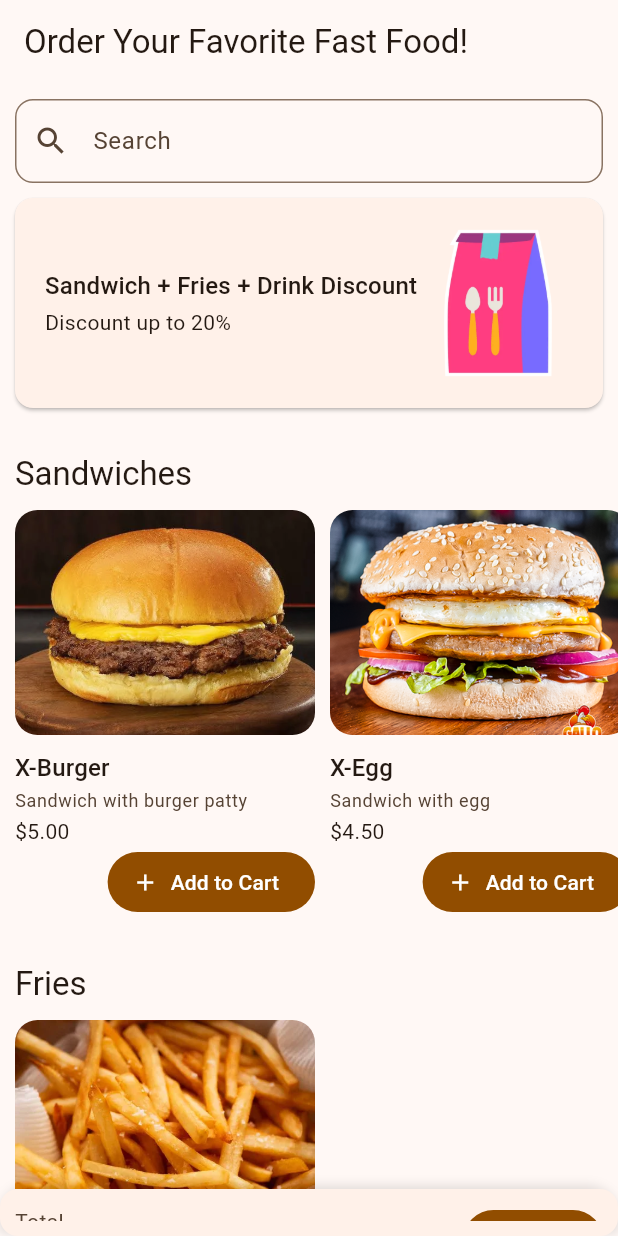
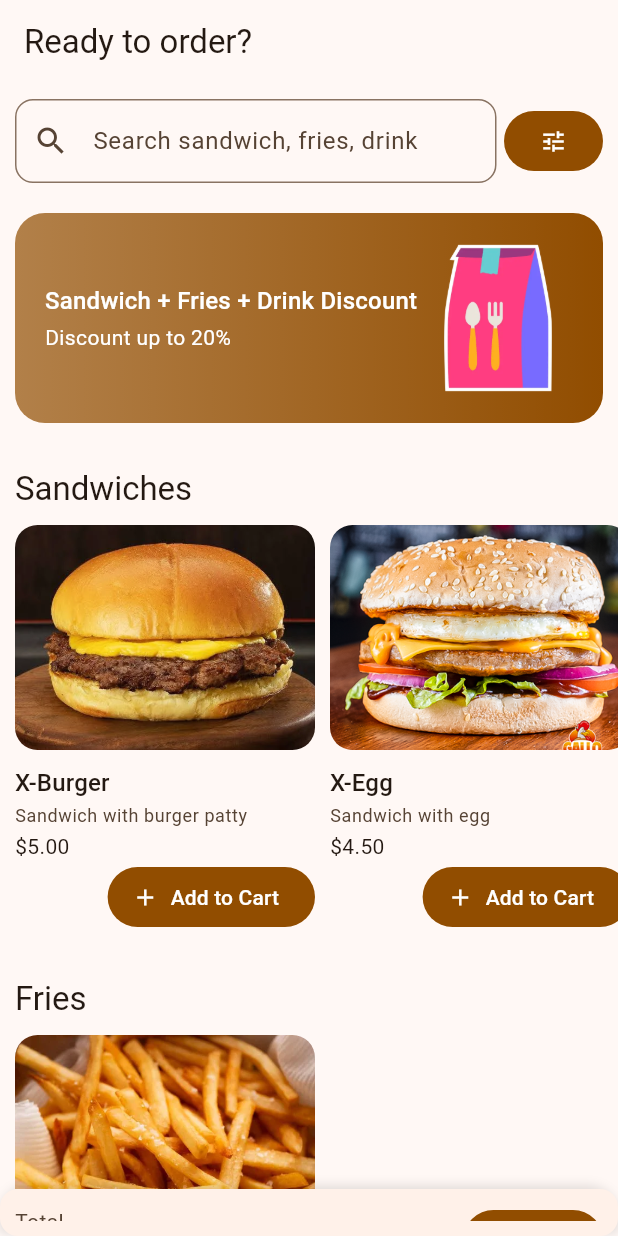
Before and after one commit to cecruzbrito/bom_hamburguer, a Flutter app: the screen it shows after launch, after a tap on "Add to Cart", on a phone screen of 412 x 824 dp. Run offline on Flutter 3.47's test engine with Material 3 defaults, Android fonts, the phone set to English and light mode, and no system bars; drawn by our look-alikes of widget_and_text_animator; our stand-ins replace dartz, equatable, flutter_bloc, go_router.

Commit message:
(fix) slider

```diff
--- a/lib/core/widgets/error/core_error_widget.dart
+++ b/lib/core/widgets/error/core_error_widget.dart
@@ -1,5 +1,6 @@
 // ignore_for_file: public_member_api_docs, sort_constructors_first
 import 'package:flutter/material.dart';
+import 'package:widget_and_text_animator/widget_and_text_animator.dart';
 
 import '../../mixins/padding/padding_app.dart';
 
@@ -19,7 +20,10 @@ class CoreErrorWidget extends StatelessWidget with PaddingApp {
           crossAxisAlignment: CrossAxisAlignment.center,
           mainAxisAlignment: MainAxisAlignment.center,
           children: [
-            Image.asset(type.asset, height: 100, width: 100),
+            WidgetAnimator(
+              incomingEffect: WidgetTransitionEffects.incomingScaleUp(),
+              child: Image.asset(type.asset, height: 100, width: 100),
+            ),
             Text(title, style: Theme.of(context).textTheme.headlineMedium),
             Text(desc, style: Theme.of(context).textTheme.bodyMedium, textAlign: TextAlign.center),
             if (button != null)
--- a/lib/core/widgets/snack_bars/core_snack_bars.dart
+++ b/lib/core/widgets/snack_bars/core_snack_bars.dart
@@ -4,13 +4,13 @@ import 'package:flutter/material.dart';
 class CoreSnackBars {
   static success(String msg) async {
     if (scaffoldMessengerKey.currentState == null) return;
-    await Future.delayed(Duration(milliseconds: 300));
+    await Future.delayed(Duration(milliseconds: 500));
 
     return scaffoldMessengerKey.currentState!.showSnackBar(
       SnackBar(
         behavior: SnackBarBehavior.floating,
         elevation: 10,
-        duration: Duration(seconds: 1),
+        duration: Duration(seconds: 2),
         content: Row(
           spacing: 10,
           children: [
@@ -24,7 +24,7 @@ class CoreSnackBars {
 
   static error(String msg) async {
     if (scaffoldMessengerKey.currentState == null) return;
-    await Future.delayed(Duration(milliseconds: 300));
+    await Future.delayed(Duration(seconds: 2));
     return scaffoldMessengerKey.currentState!.showSnackBar(
       SnackBar(
         behavior: SnackBarBehavior.floating,
--- a/lib/main.dart
+++ b/lib/main.dart
@@ -27,7 +27,8 @@ class MyApp extends StatelessWidget {
     return MaterialApp.router(
       scaffoldMessengerKey: scaffoldMessengerKey,
       routerConfig: AppRouter.router,
-      title: 'Flutter Demo',
+      title: 'Bom Hamburguer',
+      themeMode: ThemeMode.system,
       darkTheme: customTheme.dark(),
       theme: customTheme.light(),
     );
--- a/lib/menu/presentation/home/bloc/home_bloc.dart
+++ b/lib/menu/presentation/home/bloc/home_bloc.dart
@@ -18,6 +18,7 @@ class HomeBloc extends Bloc<HomeEvent, HomeState> {
   final MenuUsecaseGetProducts _usecaseGetProducts;
   final MenuUsecaseAddInCart _usecaseAddInCart;
   final MenuUsecaseRemoveFromCart _usecaseRemoveFromCart;
+
   HomeBloc(this._usecaseGetProducts, this._usecaseAddInCart, this._usecaseRemoveFromCart) : super(HomeStarted()) {
     on<AddToCart>(_onAddInCart);
     on<RemoveFromCart>(_onRemoveFromCart);
@@ -25,6 +26,8 @@ class HomeBloc extends Bloc<HomeEvent, HomeState> {
     on<CompleteSale>(_onCompleteSale);
     on<RetryToHomeLoaded>(_onRetryToHomeLoaded);
   }
+
+  Stream<DiscountEntity> steam = Stream.empty();
 
   void _onLoadProducts(LoadProducts event, Emitter<HomeState> emit) async {
     emit(HomeLoading());
--- a/lib/menu/presentation/home/home_page.dart
+++ b/lib/menu/presentation/home/home_page.dart
@@ -10,7 +10,8 @@ import '../../domain/entities/product_entity.dart';
 import 'bloc/home_bloc.dart';
 import 'widgets/cart_bottom.dart';
 import 'widgets/product_list_by_type.dart';
-import 'widgets/promotions_slide.dart';
+import 'widgets/promotions_slide/promotion_slider.dart';
+import 'widgets/promotions_slide/promotions_item.dart';
 
 class HomePage extends StatefulWidget {
   const HomePage({super.key});
@@ -40,21 +41,23 @@ class _HomePageState extends State<HomePage> {
       },
       builder: (context, state) {
         return Scaffold(
-          appBar: AppBar(title: Text("Order Your Favorite Fast Food!")),
+          appBar: AppBar(title: Text("Ready to order?")),
 
           bottomNavigationBar: state is HomeProductsLoaded
               ? state.cart.hasEmpty
                     ? null
-                    : CartBottom(cart: state.cart)
+                    : CartBottom(cart: state.cart, key: Key("CartBottomHome"))
               : null,
           body: Builder(
             builder: (_) {
               if (state is HomeLoading) {
-                return CoreLoading(text: state.text);
+                return PopScope(canPop: false, child: CoreLoading(text: state.text));
               }
 
               if (state is AddToCartDenied) {
-                return CoreErrorWidget(
+                return PopScope(
+                  canPop: false,
+                  child: CoreErrorWidget(
                     desc: state.message,
                     title: state.title,
                     type: TypeError.canceled,
@@ -63,15 +66,19 @@ class _HomePageState extends State<HomePage> {
                       icon: Icons.check,
                       onTap: () => context.read<HomeBloc>().add(RetryToHomeLoaded()),
                     ),
+                  ),
                 );
               }
 
               if (state is HomeGetProductsError) {
-                return CoreErrorWidget(
+                return PopScope(
+                  canPop: false,
+                  child: CoreErrorWidget(
                     desc: state.msg,
                     title: "Error",
                     type: TypeError.warning,
                     button: ButtonEntity.tryAgain(() => context.read<HomeBloc>().add(LoadProducts())),
+                  ),
                 );
               }
 
@@ -85,13 +92,23 @@ class _HomePageState extends State<HomePage> {
                       Padding(
                         padding: EdgeInsets.only(right: 10, top: 10),
                         child: Column(
-                          spacing: 10,
+                          spacing: 20,
                           crossAxisAlignment: CrossAxisAlignment.start,
                           mainAxisAlignment: MainAxisAlignment.start,
                           children: [
-                            CoreTextField(prefix: Icon(Icons.search), hint: "Search"),
-
-                            PromotionsSlide(discounts: state.discounts),
+                            Row(
+                              spacing: 5,
+                              children: [
+                                Expanded(
+                                  child: CoreTextField(
+                                    prefix: Icon(Icons.search),
+                                    hint: "Search sandwich, fries, drink",
+                                  ),
+                                ),
+                                FilledButton(onPressed: () {}, child: Icon(Icons.tune)),
+                              ],
+                            ),
+                            PromotionSlider(discounts: state.discounts),
                           ],
                         ),
                       ),
@@ -114,25 +131,3 @@ class _HomePageState extends State<HomePage> {
     );
   }
 }
-
-class GradientBackground extends StatelessWidget {
-  final Widget child;
-
-  const GradientBackground({super.key, required this.child});
-
-  @override
-  Widget build(BuildContext context) {
-    final colorScheme = Theme.of(context).colorScheme;
-
-    return Container(
-      decoration: BoxDecoration(
-        gradient: LinearGradient(
-          colors: [colorScheme.primaryContainer, colorScheme.primary.withOpacity(0.8)],
-          begin: Alignment.topLeft,
-          end: Alignment.bottomRight,
-        ),
-      ),
-      child: child,
-    );
-  }
-}
--- a/lib/menu/presentation/home/widgets/promotions_slide.dart
+++ /dev/null
@@ -1,41 +0,0 @@
-import 'package:bom_hamburguer/core/mixins/padding/padding_app.dart';
-import 'package:flutter/material.dart';
-
-import '../../../../core/utils/percentage_formatter/percentage_formatter.dart';
-import '../../../domain/entities/discount_entity.dart';
-
-class PromotionsSlide extends StatelessWidget with PaddingApp {
-  PromotionsSlide({super.key, required this.discounts});
-  final List<DiscountEntity> discounts;
-  @override
-  Widget build(BuildContext context) {
-    if (discounts.isEmpty) return Container();
-    final discount = discounts.first;
-    final discountTitle = discount.desc;
-    final discountValue = "Discount up to ${PercentageFormatter.format(discount.percentage)}";
-    return Card(
-      margin: EdgeInsets.zero,
-      child: Container(
-        padding: EdgeInsets.symmetric(horizontal: 20, vertical: 20),
-        width: double.infinity,
-        child: Row(
-          mainAxisAlignment: MainAxisAlignment.spaceBetween,
-          children: [
-            Flexible(
-              child: Column(
-                spacing: 2,
-                mainAxisAlignment: MainAxisAlignment.spaceAround,
-                crossAxisAlignment: CrossAxisAlignment.start,
-                children: [
-                  Text(discountTitle, style: TextTheme.of(context).titleMedium),
-                  Text(discountValue, style: TextTheme.of(context).bodyMedium),
-                ],
-              ),
-            ),
-            Image.asset("assets/icons/delivery-bike.webp", height: 100, width: 100, fit: BoxFit.contain),
-          ],
-        ),
-      ),
-    );
-  }
-}
--- /dev/null
+++ b/lib/menu/presentation/home/widgets/promotions_slide/promotion_slider.dart
@@ -0,0 +1,46 @@
+// ignore_for_file: public_member_api_docs, sort_constructors_first
+import 'dart:async';
+
+import 'package:flutter/material.dart';
+
+import 'package:bom_hamburguer/menu/domain/entities/discount_entity.dart';
+
+import 'promotions_item.dart';
+
+class PromotionSlider extends StatefulWidget {
+  const PromotionSlider({super.key, required this.discounts});
+  final List<DiscountEntity> discounts;
+  @override
+  State<PromotionSlider> createState() => _PromotionSliderState();
+}
+
+class _PromotionSliderState extends State<PromotionSlider> {
+  List<DiscountEntity> get discounts => widget.discounts;
+
+  int currentIndex = 0;
+  late Timer _timer;
+  @override
+  void initState() {
+    super.initState();
+    _startAutoSlide();
+  }
+
+  void _startAutoSlide() {
+    _timer = Timer.periodic(const Duration(seconds: 10), (Timer timer) {
+      setState(() {
+        currentIndex = (currentIndex + 1) % discounts.length;
+      });
+    });
+  }
+
+  @override
+  void dispose() {
+    _timer.cancel(); // sempre cancele o timer para evitar vazamento de memória
+    super.dispose();
+  }
+
+  @override
+  Widget build(BuildContext context) {
+    return PromotionsItem(actualDiscount: discounts[currentIndex]);
+  }
+}
--- /dev/null
+++ b/lib/menu/presentation/home/widgets/promotions_slide/promotions_item.dart
@@ -0,0 +1,64 @@
+import 'package:bom_hamburguer/core/mixins/padding/padding_app.dart';
+import 'package:flutter/material.dart';
+import 'package:widget_and_text_animator/widget_and_text_animator.dart';
+
+import '../../../../../core/utils/percentage_formatter/percentage_formatter.dart';
+import '../../../../domain/entities/discount_entity.dart';
+
+class PromotionsItem extends StatelessWidget with PaddingApp {
+  PromotionsItem({super.key, required this.actualDiscount});
+  final DiscountEntity actualDiscount;
+  @override
+  Widget build(BuildContext context) {
+    final discountTitle = actualDiscount.desc;
+    final discountValue = "Discount up to ${PercentageFormatter.format(actualDiscount.percentage)}";
+    return Container(
+      decoration: BoxDecoration(
+        borderRadius: BorderRadius.circular(20),
+        gradient: LinearGradient(
+          begin: Alignment.topLeft,
+          end: Alignment.topRight,
+          colors: [Theme.of(context).colorScheme.primary.withValues(alpha: .7), Theme.of(context).colorScheme.primary],
+        ),
+      ),
+      margin: EdgeInsets.zero,
+      child: Container(
+        padding: EdgeInsets.symmetric(horizontal: 20, vertical: 20),
+        width: double.infinity,
+        child: Row(
+          mainAxisAlignment: MainAxisAlignment.spaceBetween,
+          children: [
+            Flexible(
+              child: AnimatedSwitcher(
+                duration: Duration(milliseconds: 200),
+                child: Column(
+                  key: ValueKey(actualDiscount),
+                  spacing: 2,
+                  mainAxisAlignment: MainAxisAlignment.start,
+                  crossAxisAlignment: CrossAxisAlignment.start,
+                  children: [
+                    Text(
+                      discountTitle,
+                      style: TextTheme.of(
+                        context,
+                      ).titleMedium?.copyWith(color: Theme.of(context).colorScheme.onPrimary),
+                    ),
+                    Text(
+                      discountValue,
+                      style: TextTheme.of(context).bodyMedium?.copyWith(color: Theme.of(context).colorScheme.onPrimary),
+                    ),
+                  ],
+                ),
+              ),
+            ),
+            WidgetAnimator(
+              atRestEffect: WidgetRestingEffects.wave(),
+              incomingEffect: WidgetTransitionEffects.incomingScaleUp(),
+              child: Image.asset("assets/icons/delivery-bike.webp", height: 100, width: 100, fit: BoxFit.contain),
+            ),
+          ],
+        ),
+      ),
+    );
+  }
+}
--- a/lib/payment/presentation/bloc/payment_bloc.dart
+++ b/lib/payment/presentation/bloc/payment_bloc.dart
@@ -18,10 +18,10 @@ class PaymentBloc extends Bloc<PaymentEvent, PaymentState> {
   }
 
   Future<void> _inputName(InputName event, Emitter<PaymentState> emit) async {
-    emit(PaymentLoading());
+    emit(PaymentLoading("Initializing payment"));
     final response = await _usecasePayment(event.name);
-    response.fold((l) => null, (r) {
-      r.listen(_updatingStatus);
+    response.fold((l) => emit(PaymentError(msg: l.msg)), (r) {
+      r.listen(_updatingStatus, onError: (l) => PaymentError(msg: "$l"));
     });
   }
 
--- a/lib/payment/presentation/widget/payment_success_widget.dart
+++ b/lib/payment/presentation/widget/payment_success_widget.dart
@@ -1,5 +1,6 @@
 import 'package:bom_hamburguer/core/router/app_router.dart';
 import 'package:flutter/material.dart';
+import 'package:widget_and_text_animator/widget_and_text_animator.dart';
 
 import '../../domain/entities/payment_process_entity.dart';
 
@@ -14,7 +15,10 @@ class PaymentSuccessWidget extends StatelessWidget {
       spacing: 20,
       mainAxisAlignment: MainAxisAlignment.center,
       children: [
-        Image.asset(PaymentStatus.completed.sticker, height: 100, width: 100),
+        WidgetAnimator(
+          incomingEffect: WidgetTransitionEffects.incomingScaleUp(),
+          child: Image.asset(PaymentStatus.completed.sticker, height: 100, width: 100),
+        ),
         Text(title, style: Theme.of(context).textTheme.headlineMedium),
         Text(desc, style: Theme.of(context).textTheme.bodyMedium, textAlign: TextAlign.center),
         ElevatedButton.icon(onPressed: () => AppRouter.go("/"), icon: Icon(Icons.home), label: Text("Back to home")),
```
Also changed, not shown: lib/payment/presentation/bloc/payment_state.dart (+16 -1 lines), lib/payment/presentation/payment_page.dart (+20 -2 lines), assets/icons/french-fries.webp (deleted), assets/icons/sandwich.webp (deleted), assets/icons/soft-drink.webp (deleted). Lines whose indentation alone changed are shown as unchanged.
